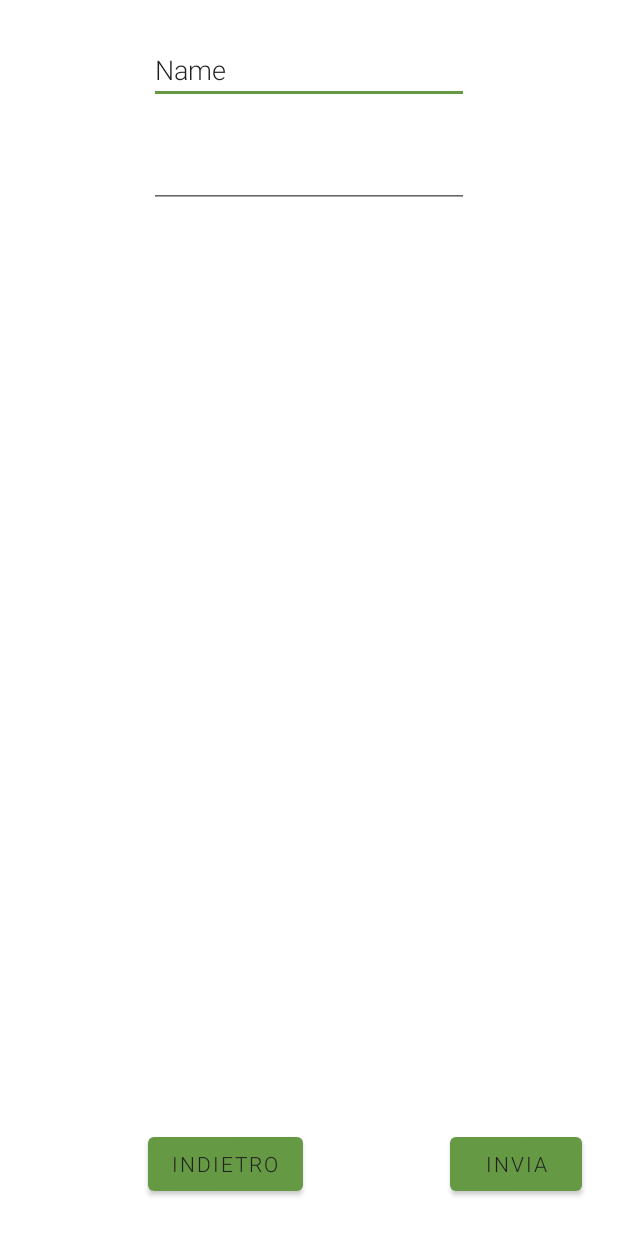
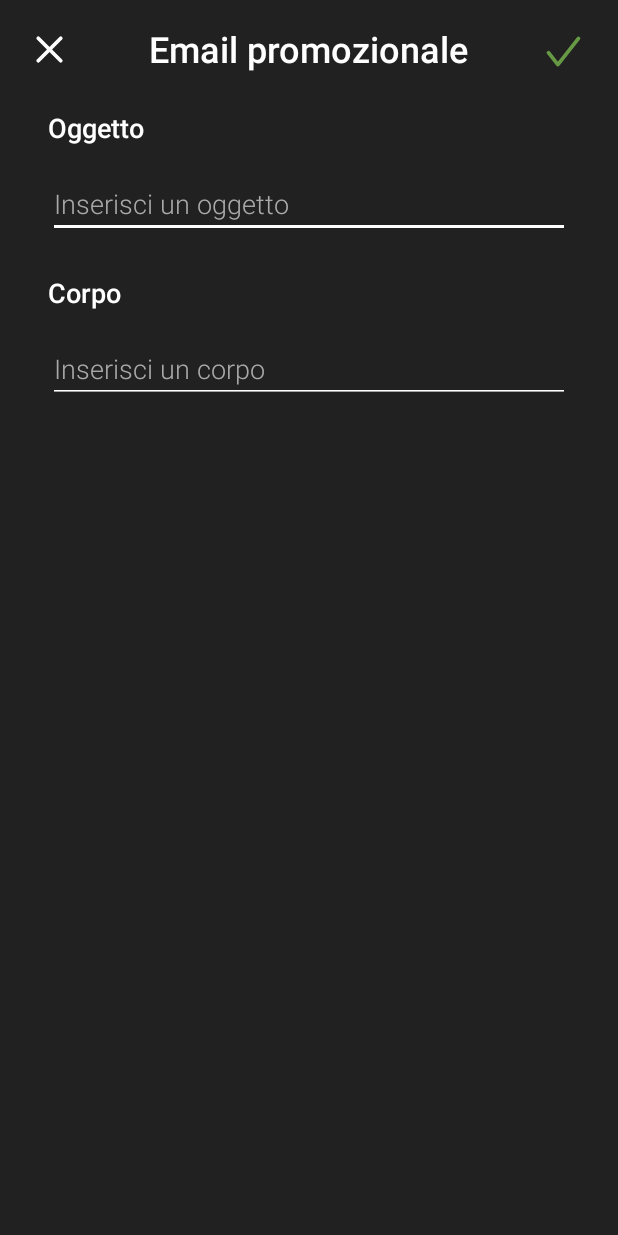
Before and after one commit to PepeAndrea/NatourAndroidClient, an Android app: the AdvEmailActivity screen opened directly, with no data from a screen before it, on a phone screen of 412 x 824 dp. Run offline under Robolectric (Android 15) with nearby library versions, the phone set to English and light mode, and no system bars; network calls fail.

Commit message:
sistemata pagina send email adv

```diff
--- a/app/src/main/res/layout/activity_adv_email.xml
+++ b/app/src/main/res/layout/activity_adv_email.xml
@@ -4,51 +4,110 @@
     xmlns:tools="http://schemas.android.com/tools"
     android:layout_width="match_parent"
     android:layout_height="match_parent"
+    android:background="#212121"
     tools:context=".UI.View.SendAdvEmail.AdvEmailActivity">
 
-    <EditText
-        android:id="@+id/emailTitle"
+    <ImageButton
+        android:id="@+id/goBackBtn"
         android:layout_width="wrap_content"
         android:layout_height="wrap_content"
-        android:layout_marginTop="24dp"
-        android:ems="10"
-        android:inputType="textPersonName"
-        android:text="Name"
+        android:background="@android:color/transparent"
+        android:layout_marginStart="18dp"
+        android:layout_marginTop="18dp"
+        android:insetTop="0dp"
+        android:insetBottom="0dp"
+        android:src="@drawable/ic_cross"
+        tools:layout_editor_absoluteX="18dp"
+        tools:layout_editor_absoluteY="18dp"
+        app:layout_constraintStart_toStartOf="parent"
+        app:layout_constraintTop_toTopOf="parent" />
+
+    <TextView
+        android:id="@+id/riepilogo_Text"
+        android:layout_width="wrap_content"
+        android:layout_height="wrap_content"
+        android:text="Email promozionale"
+        android:layout_marginTop="16dp"
+        android:textColor="#FFFFFF"
+        android:textSize="24sp"
+        android:textStyle="bold"
         app:layout_constraintEnd_toEndOf="parent"
         app:layout_constraintStart_toStartOf="parent"
         app:layout_constraintTop_toTopOf="parent" />
 
+    <Button
+        android:id="@+id/sendEmailBtn"
+        android:layout_width="30dp"
+        android:layout_height="30dp"
+        android:layout_marginTop="19dp"
+        android:layout_marginEnd="21dp"
+        android:background="@drawable/ic_check"
+        android:insetTop="0dp"
+        android:insetBottom="0dp"
+        tools:layout_editor_absoluteX="360dp"
+        tools:layout_editor_absoluteY="19dp"
+        app:layout_constraintEnd_toEndOf="parent"
+        app:layout_constraintTop_toTopOf="parent" />
+
+
+    <TextView
+        android:id="@+id/textView12"
+        android:layout_width="wrap_content"
+        android:layout_height="wrap_content"
+        android:layout_marginStart="32dp"
+        android:layout_marginTop="24dp"
+        android:text="Oggetto"
+        android:textColor="#FFFFFF"
+        android:textSize="18sp"
+        android:textStyle="bold"
+        app:layout_constraintStart_toStartOf="parent"
+        app:layout_constraintTop_toBottomOf="@+id/riepilogo_Text" />
+
     <EditText
-        android:id="@+id/emailContent"
+        android:id="@+id/emailTitle"
+        android:layout_width="0dp"
+        android:layout_height="wrap_content"
+        android:layout_marginTop="16dp"
+        android:layout_marginEnd="32dp"
+        android:backgroundTint="#ffffff"
+        android:ems="10"
+        android:hint="Inserisci un oggetto"
+        android:inputType="textPersonName"
+        android:shadowColor="#FFFFFF"
+        android:textColor="#ffffff"
+        android:textColorHint="#aaaaaa"
+        app:layout_constraintEnd_toEndOf="parent"
+        app:layout_constraintStart_toStartOf="@+id/textView12"
+        app:layout_constraintTop_toBottomOf="@+id/textView12" />
+
+    <TextView
+        android:id="@+id/textView13"
         android:layout_width="wrap_content"
         android:layout_height="wrap_content"
         android:layout_marginTop="24dp"
+        android:text="Corpo"
+        android:textColor="#FFFFFF"
+        android:textSize="18sp"
+        android:textStyle="bold"
+        app:layout_constraintStart_toStartOf="@+id/emailTitle"
+        app:layout_constraintTop_toBottomOf="@+id/emailTitle" />
+
+    <EditText
+        android:id="@+id/emailContent"
+        android:layout_width="0dp"
+        android:layout_height="wrap_content"
+        android:layout_marginTop="16dp"
+        android:backgroundTint="#ffffff"
         android:ems="10"
         android:gravity="start|top"
+        android:hint="Inserisci un corpo"
         android:inputType="textMultiLine"
-        app:layout_constraintEnd_toEndOf="parent"
-        app:layout_constraintStart_toStartOf="parent"
-        app:layout_constraintTop_toBottomOf="@+id/emailTitle" />
+        android:shadowColor="#FFFFFF"
+        android:textColor="#ffffff"
+        android:textColorHint="#aaaaaa"
+        app:layout_constraintEnd_toEndOf="@+id/emailTitle"
+        app:layout_constraintStart_toStartOf="@+id/textView13"
+        app:layout_constraintTop_toBottomOf="@+id/textView13" />
 
-    <Button
-        android:id="@+id/sendEmailBtn"
-        android:layout_width="wrap_content"
-        android:layout_height="wrap_content"
-        android:layout_marginEnd="24dp"
-        android:layout_marginBottom="24dp"
-        android:text="Invia"
-        app:layout_constraintBottom_toBottomOf="parent"
-        app:layout_constraintEnd_toEndOf="parent" />
 
-    <Button
-        android:id="@+id/goBackBtn"
-        android:layout_width="wrap_content"
-        android:layout_height="wrap_content"
-        android:layout_marginStart="24dp"
-        android:layout_marginEnd="24dp"
-        android:layout_marginBottom="24dp"
-        android:text="Indietro"
-        app:layout_constraintBottom_toBottomOf="parent"
-        app:layout_constraintEnd_toStartOf="@+id/sendEmailBtn"
-        app:layout_constraintStart_toStartOf="parent" />
 </androidx.constraintlayout.widget.ConstraintLayout>
--- a/app/src/main/res/layout/activity_insert_path.xml
+++ b/app/src/main/res/layout/activity_insert_path.xml
@@ -49,10 +49,11 @@
         tools:layout_editor_absoluteY="19dp"
         app:layout_constraintEnd_toEndOf="parent"
         app:layout_constraintTop_toTopOf="parent" />
+
     <ScrollView
         android:layout_width="0dp"
         android:layout_height="0dp"
-        android:layout_marginTop="32dp"
+        android:layout_marginTop="24dp"
         app:layout_constraintBottom_toBottomOf="parent"
         app:layout_constraintEnd_toEndOf="parent"
         app:layout_constraintStart_toStartOf="parent"
```
